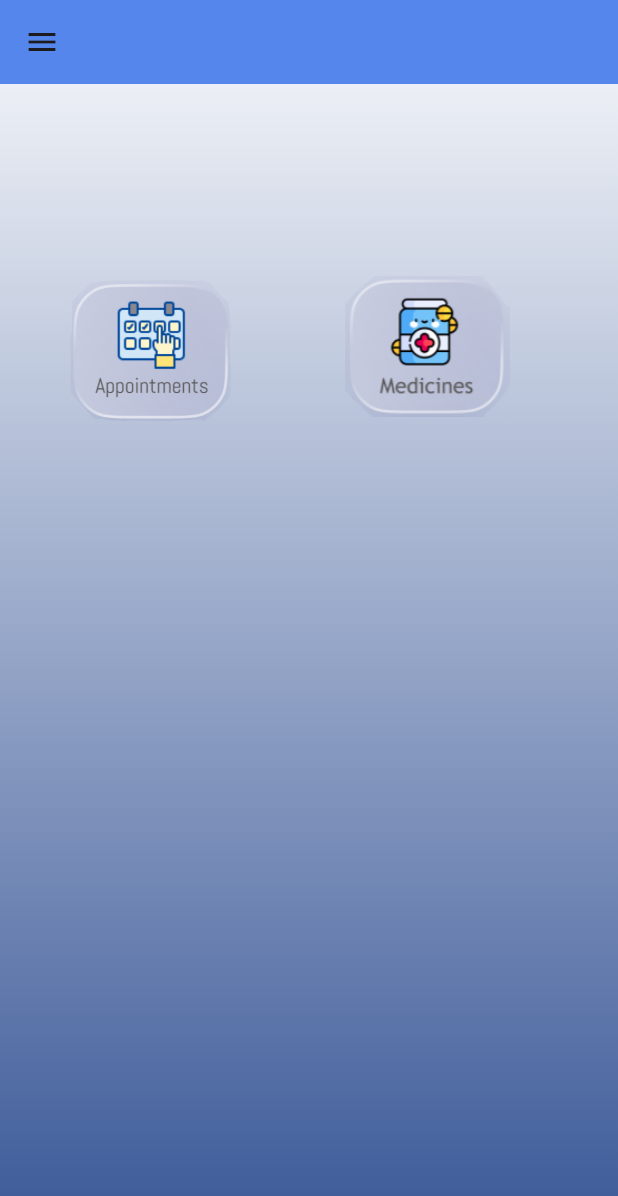
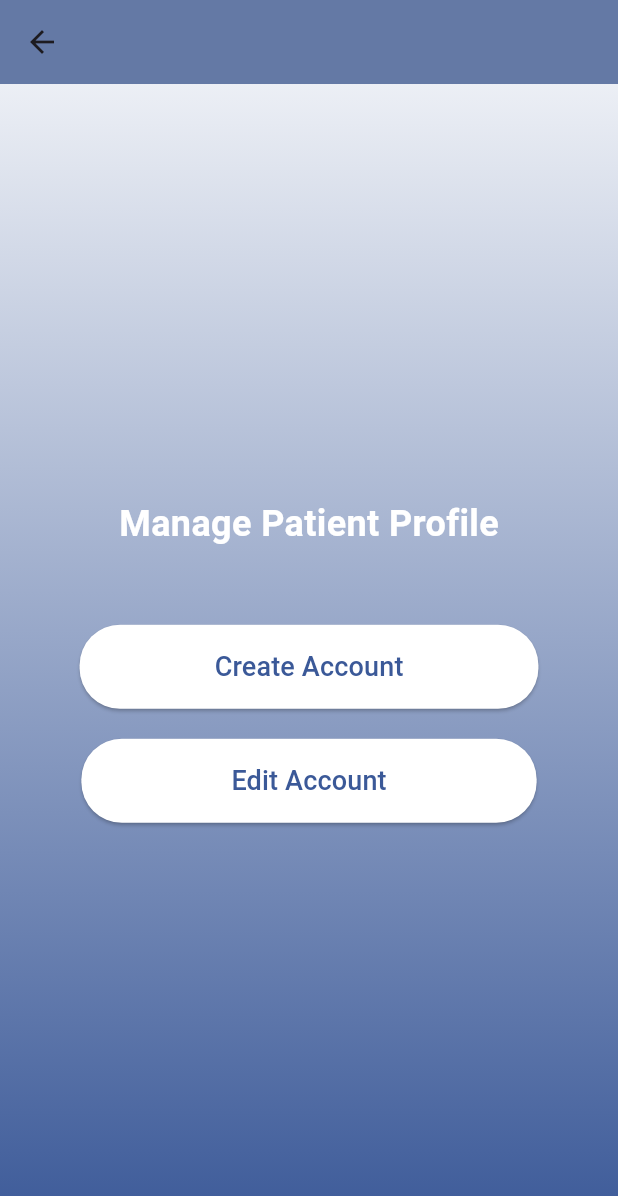
Before and after one commit to Menna096/Electronic-mind-of-Alzheimer-s-patientsFlutter2, a Flutter app: the screen it shows after launch, on a phone screen of 412 x 824 dp. Shown: the top 1196 px of the screen. Run offline on Flutter 3.47's test engine with Material 3 defaults, Android fonts, the phone set to English and light mode, and no system bars; our stand-ins replace bloc, dio, equatable, flutter_bloc, flutter_feather_icons, flutter_secure_storage and 11 more; missing offline and left inert: record; accounts and stored records are empty.

Commit message:
done
page of create we update

```diff
--- /dev/null
+++ b/vv/lib/Family/update.dart
@@ -0,0 +1,93 @@
+import 'package:flutter/material.dart';
+import 'package:vv/Family/mainpagefamily/mainpagefamily.dart';
+
+class update extends StatelessWidget {
+  @override
+  Widget build(BuildContext context) {
+    return Scaffold(
+      appBar: AppBar(
+        leading: IconButton(
+          icon: Icon(Icons.arrow_back),
+          onPressed: () {
+            Navigator.pushReplacement(
+              context,
+              MaterialPageRoute(builder: (context) => mainpagefamily()),
+            );
+          },
+        ),
+        backgroundColor: Color.fromARGB(255, 100, 121, 165), // Set app bar color
+        elevation: 0, // Remove app bar shadow
+      ),
+      body: Container(
+        decoration: BoxDecoration(
+          gradient: LinearGradient(
+            begin: Alignment.topCenter,
+            end: Alignment.bottomCenter,
+            colors: [
+              Color(0xffECEFF5),
+              Color(0xff3B5998),
+            ],
+          ),
+        ),
+        child: Column(
+          mainAxisAlignment: MainAxisAlignment.center,
+          children: [
+            Center(
+              child: Padding(
+                padding: const EdgeInsets.only(top: 1.0),
+                child: Text(
+                  'Manage Patient Profile',
+                  style: TextStyle(
+                    color: Colors.white,
+                    fontSize: 24,
+                    fontWeight: FontWeight.bold,
+                  ),
+                ),
+              ),
+            ),
+            SizedBox(height: 50), // Add space below the text
+            ElevatedButton(
+              onPressed: () {
+                // Implement action for first button
+              },
+              style: ElevatedButton.styleFrom(
+                foregroundColor: Color(0xff3B5998),
+                backgroundColor: Colors.white,
+                padding: EdgeInsets.symmetric(horizontal: 90, vertical: 15),
+                shape: RoundedRectangleBorder(
+                  borderRadius: BorderRadius.circular(27.0),
+                ),
+              ),
+              child: Text(
+                'Create Account',
+                style: TextStyle(
+                  fontSize: 18,
+                ),
+              ),
+            ),
+            SizedBox(height: 20), // Add some space between buttons
+            ElevatedButton(
+              onPressed: () {
+                // Implement action for second button
+              },
+              style: ElevatedButton.styleFrom(
+                foregroundColor: Color(0xff3B5998),
+                backgroundColor: Colors.white,
+                padding: EdgeInsets.symmetric(horizontal: 100, vertical: 15),
+                shape: RoundedRectangleBorder(
+                  borderRadius: BorderRadius.circular(27.0),
+                ),
+              ),
+              child: Text(
+                'Edit Account',
+                style: TextStyle(
+                  fontSize: 18,
+                ),
+              ),
+            ),
+          ],
+        ),
+      ),
+    );
+  }
+}
--- a/vv/lib/main.dart
+++ b/vv/lib/main.dart
@@ -5,6 +5,7 @@ import 'package:hive/hive.dart';
 import 'package:hive_flutter/hive_flutter.dart';
 import 'package:vv/Caregiver/mainpagecaregiver/mainpagecaregiver.dart';
 import 'package:vv/Family/mainpagefamily/mainpagefamily.dart';
+import 'package:vv/Family/update.dart';
 import 'package:vv/Notes/cubits/notes_cubit/notes_cubit.dart';
 import 'package:vv/Notes/models/note_model.dart';
 import 'package:vv/Notes/simple_bloc_observer.dart';
@@ -32,7 +33,7 @@ class MyApp extends StatelessWidget {
     return BlocProvider(
       create: (context) => NotesCubit(),
       child:  MaterialApp(
-        home: mainpagecaregiver(),
+        home: update(),
         debugShowCheckedModeBanner: false,
       ),
     );
--- a/vv/lib/widgets/mainfamily.dart
+++ b/vv/lib/widgets/mainfamily.dart
@@ -3,6 +3,7 @@ import 'package:flutter/widgets.dart';
 import 'package:jwt_decoder/jwt_decoder.dart';
 import 'package:vv/Family/Languagefamily/Languagefamily.dart';
 import 'package:vv/Family/LoginPageAll.dart';
+import 'package:vv/Family/update.dart';
 import 'package:vv/utils/token_manage.dart';
 
 Widget buildDrawer(BuildContext context) {
@@ -27,10 +28,10 @@ Widget buildDrawer(BuildContext context) {
           buildDrawerItem(
             Icons.person_add_alt_1_sharp,
             'Add Patient',
-            // onTap: () {
-            //   Navigator.of(context).push(MaterialPageRoute(
-            //       builder: (context) => Manageprofilepatient()));
-            // },
+            onTap: () {
+              Navigator.of(context).push(MaterialPageRoute(
+                  builder: (context) => update()));
+            },
           ),
           buildDrawerItem(
             Icons.language,
```
